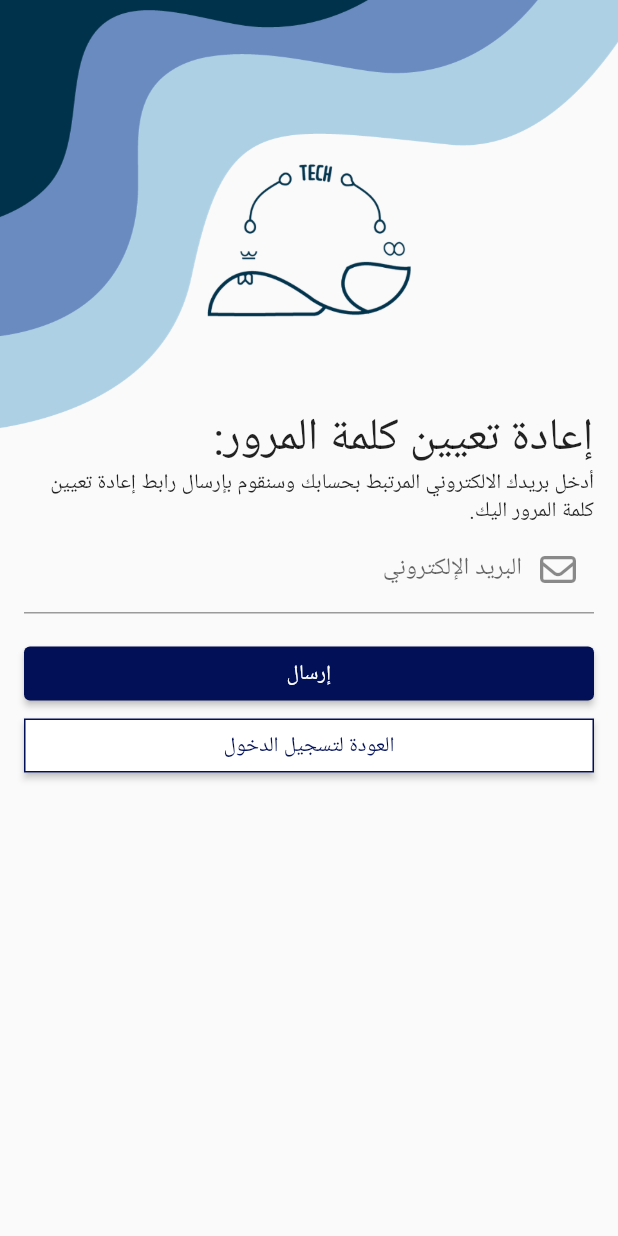
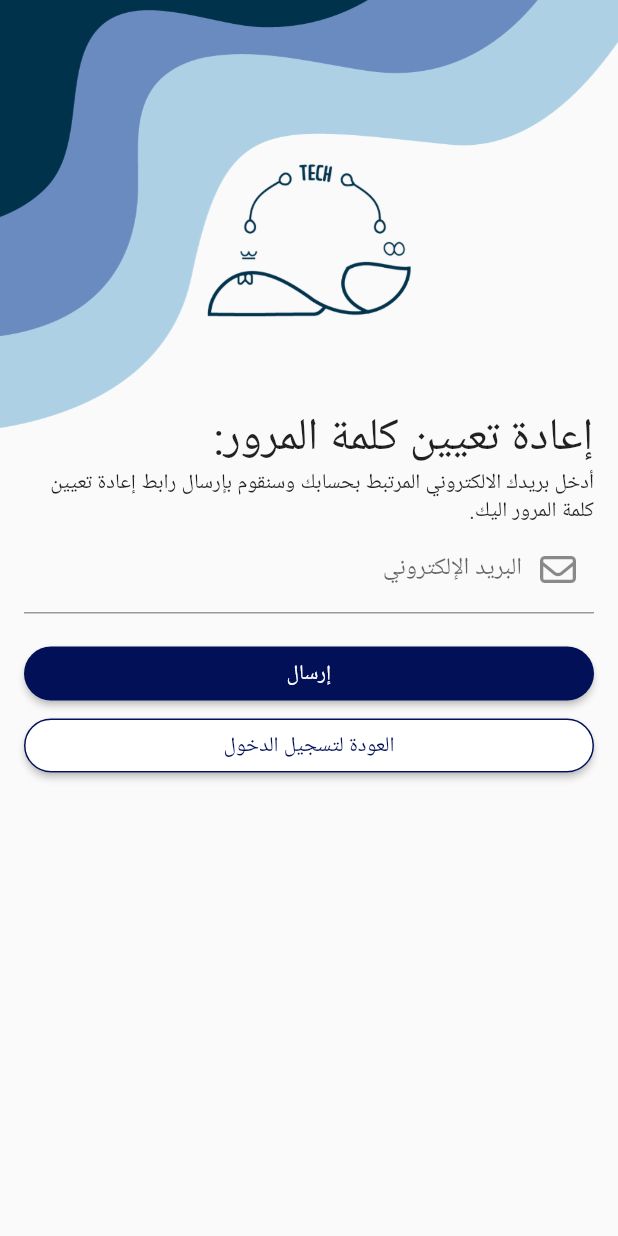
Before and after one commit to Lujain-M02/2023-GP1-6, a Flutter app: the ResetPasswordPage screen opened directly, on a phone screen of 412 x 824 dp. Run offline on Flutter 3.47's test engine with Material 2 defaults, Android fonts, the phone set to English and light mode, and no system bars; our stand-ins replace animate_do, animated_text_kit, cloud_firestore, firebase_auth, firebase_core, font_awesome_flutter and 3 more; accounts and stored records are empty.

Commit message:
button border

```diff
--- a/your_story/lib/pages/login page/reset_password.dart
+++ b/your_story/lib/pages/login page/reset_password.dart
@@ -39,8 +39,7 @@ class _ResetPasswordPageState extends State<ResetPasswordPage> {
         );
         ScaffoldMessenger.of(context).showSnackBar(
           CustomSnackBar(
-            content:
-                'تم إرسال إعادة تعيين كلمة المرور ',
+            content: 'تم إرسال إعادة تعيين كلمة المرور ',
           ),
         );
       } catch (error) {
@@ -89,21 +88,30 @@ class _ResetPasswordPageState extends State<ResetPasswordPage> {
                       keyboardType: TextInputType.emailAddress,
                       validator: _validateEmail,
                       decoration: const InputDecoration(
-                        labelText: "البريد الإلكتروني",
-                        prefixIcon: Icon( FontAwesomeIcons.envelope,)
-                      ),
+                          labelText: "البريد الإلكتروني",
+                          prefixIcon: Icon(
+                            FontAwesomeIcons.envelope,
+                          )),
                     ),
                     const SizedBox(height: 16.0),
+
                     ElevatedButton(
                       style: ButtonStyle(
                         backgroundColor: MaterialStateProperty.all(
                             YourStoryStyle.titleColor),
+                        shape:
+                            MaterialStateProperty.all<RoundedRectangleBorder>(
+                          RoundedRectangleBorder(
+                            borderRadius: BorderRadius.circular(50),
+                          ),
+                        ),
                       ),
                       onPressed: _isResettingPassword ? null : _resetPassword,
                       child: _isResettingPassword
                           ? const CircularProgressIndicator()
                           : const Text("إرسال"),
                     ),
+
                     ElevatedButton(
                       style: ButtonStyle(
                           backgroundColor:
@@ -111,13 +119,14 @@ class _ResetPasswordPageState extends State<ResetPasswordPage> {
                           shape:
                               MaterialStateProperty.all<RoundedRectangleBorder>(
                             RoundedRectangleBorder(
+                              borderRadius: BorderRadius.circular(50),
                               side: BorderSide(
                                   color: YourStoryStyle
                                       .titleColor), // Set border color and width
                             ),
                           )),
                       onPressed: () {
-                            Navigator.of(context).pop();
+                        Navigator.of(context).pop();
                       },
                       child: Text(
                         "العودة لتسجيل الدخول",
```
